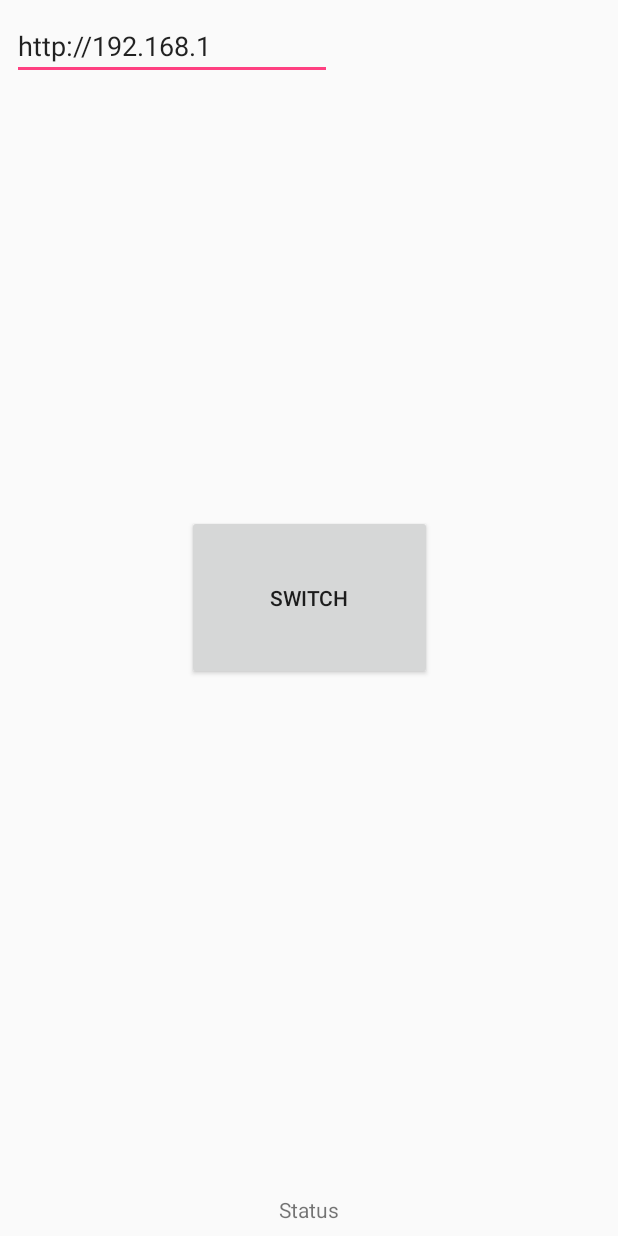
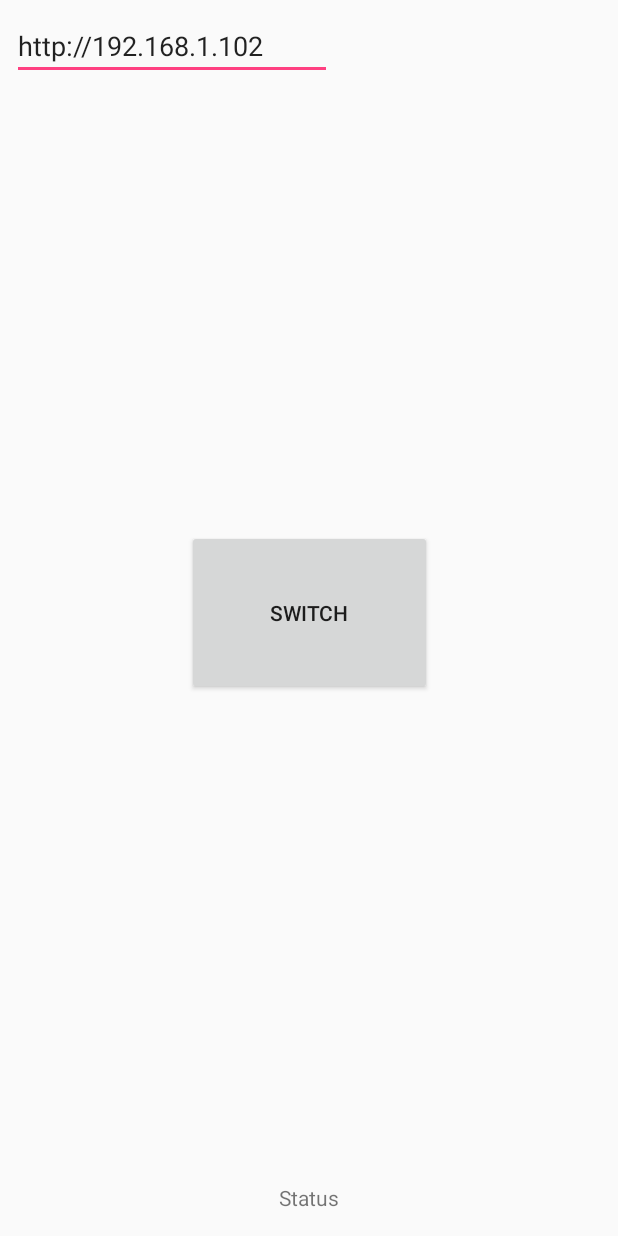
Before and after one commit to lakinduakash/SmartHome, an Android app: the layout activity_main.xml on its own in the app's theme, with its tools: preview values and no code run, on a phone screen of 412 x 824 dp. Run offline under Robolectric (Android 15) with nearby library versions, the phone set to English and light mode, and no system bars; network calls fail.

Commit message:
adding extra functionality ui improve

```diff
--- a/app/src/main/res/layout/activity_main.xml
+++ b/app/src/main/res/layout/activity_main.xml
@@ -14,7 +14,7 @@
         android:layout_marginTop="8dp"
         android:ems="10"
         android:inputType="textPersonName"
-        android:text="http://192.168.1"
+        android:text="http://192.168.1.102"
         app:layout_constraintStart_toStartOf="parent"
         app:layout_constraintTop_toTopOf="parent" />
 
@@ -27,10 +27,22 @@
         android:layout_marginStart="8dp"
         android:layout_marginTop="8dp"
         android:text="Switch"
-        app:layout_constraintBottom_toTopOf="@+id/textView"
+        app:layout_constraintBottom_toBottomOf="@+id/constraintLayout"
         app:layout_constraintEnd_toEndOf="parent"
         app:layout_constraintStart_toStartOf="parent"
         app:layout_constraintTop_toTopOf="parent" />
+
+
+    <android.support.constraint.ConstraintLayout
+        android:id="@+id/constraintLayout"
+        android:layout_width="0dp"
+        android:layout_height="167dp"
+        android:layout_marginBottom="8dp"
+        android:layout_marginEnd="8dp"
+        android:layout_marginStart="8dp"
+        app:layout_constraintBottom_toBottomOf="parent"
+        app:layout_constraintEnd_toEndOf="parent"
+        app:layout_constraintStart_toStartOf="parent">
 
         <TextView
             android:id="@+id/textView"
@@ -43,4 +55,23 @@
             app:layout_constraintBottom_toBottomOf="parent"
             app:layout_constraintEnd_toEndOf="parent"
             app:layout_constraintStart_toStartOf="parent" />
+
+        <ProgressBar
+            android:id="@+id/progressBar"
+            style="?android:attr/progressBarStyle"
+            android:layout_width="wrap_content"
+            android:layout_height="wrap_content"
+            android:layout_marginBottom="8dp"
+            android:layout_marginEnd="8dp"
+            android:layout_marginStart="8dp"
+            android:layout_marginTop="8dp"
+            android:visibility="invisible"
+            app:layout_constraintBottom_toBottomOf="parent"
+            app:layout_constraintEnd_toEndOf="parent"
+            app:layout_constraintStart_toStartOf="parent"
+            app:layout_constraintTop_toTopOf="parent" />
+
     </android.support.constraint.ConstraintLayout>
+
+
+</android.support.constraint.ConstraintLayout>
--- a/build.gradle
+++ b/build.gradle
@@ -7,7 +7,7 @@ buildscript {
         jcenter()
     }
     dependencies {
-        classpath 'com.android.tools.build:gradle:3.1.0-alpha09'
+        classpath 'com.android.tools.build:gradle:3.1.0-beta1'
 
 
         // NOTE: Do not place your application dependencies here; they belong
```
Also changed, not shown: app/src/main/java/com/lakinduakash/smarthome/MainActivity.java (+54 -5 lines). Lines whose indentation alone changed are shown as unchanged.
